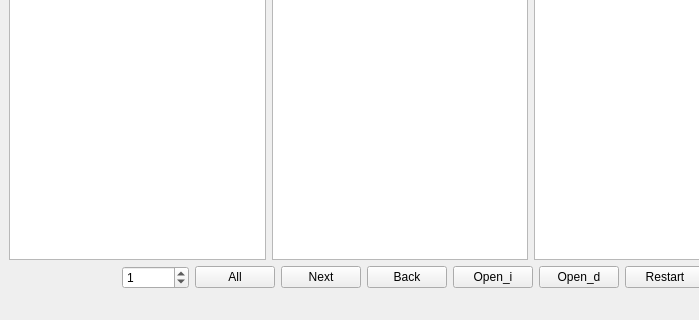
Old version of the form mainwindow.ui in the repository junps/mips_simulator_gui; both pictures show x 0 to 699 and y 280 to 600 of the 800 by 600 pixel window.
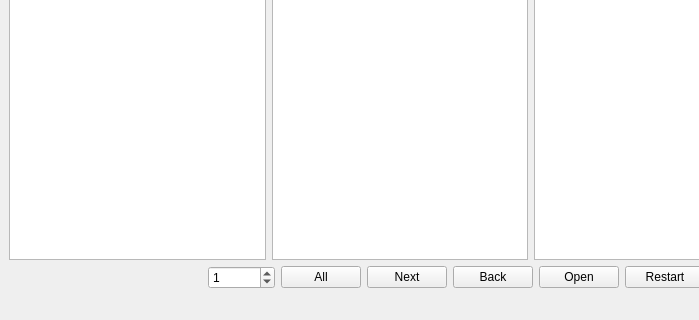
New version of the form.

Commit message: deleted open_d

```diff
--- a/mainwindow.ui
+++ b/mainwindow.ui
@@ -79,14 +79,7 @@
         <item>
          <widget class="QPushButton" name="pushButton_Open">
           <property name="text">
-           <string>Open_i</string>
-          </property>
-         </widget>
-        </item>
-        <item>
-         <widget class="QPushButton" name="pushButton_Data">
-          <property name="text">
-           <string>Open_d</string>
+           <string>Open</string>
           </property>
          </widget>
         </item>
```
The commit also changes 11 other files.
